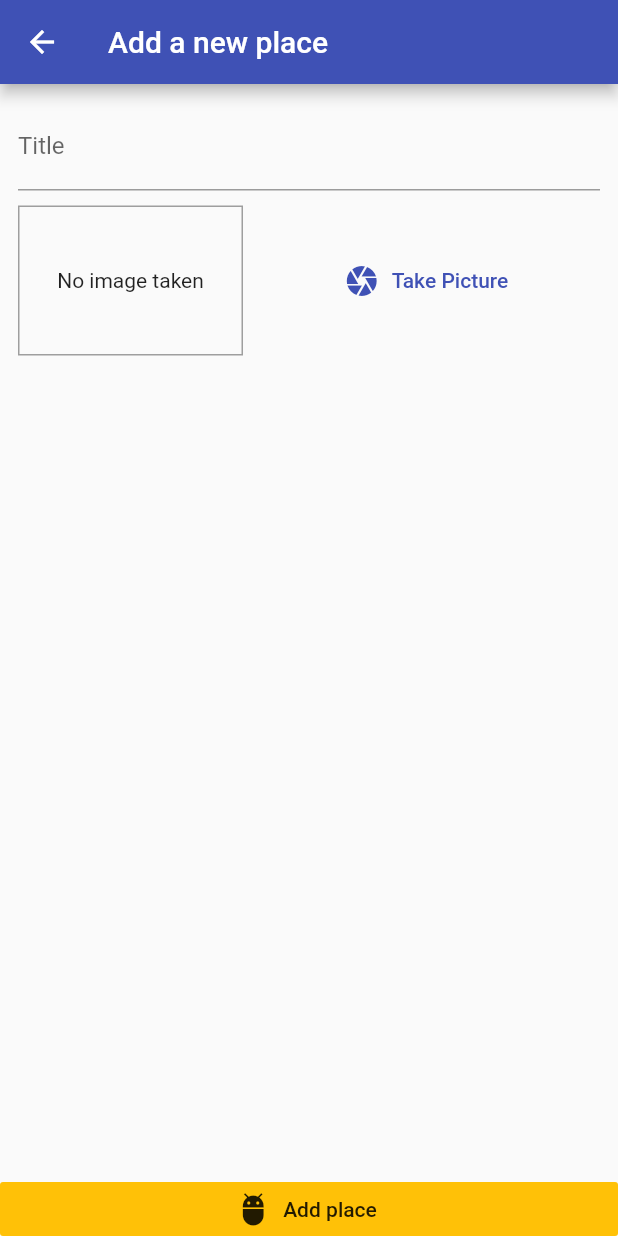
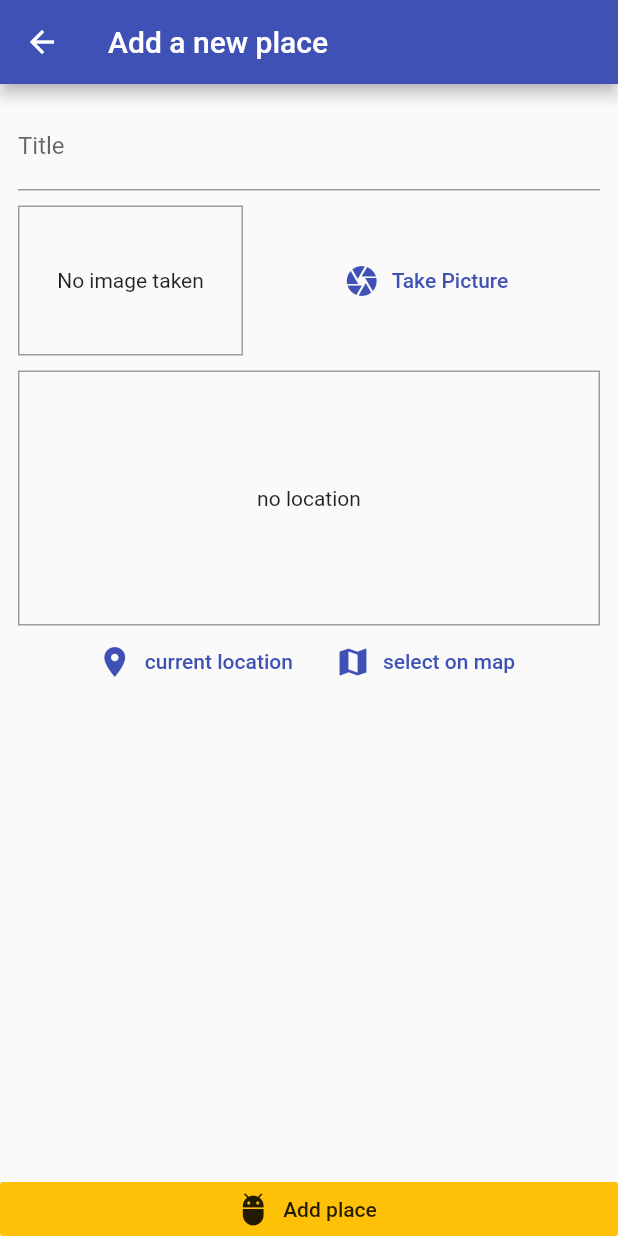
Before and after one commit to isaiasnas/features_flutter, a Flutter app: the screen it shows after launch, after a tap on the "add" icon, on a phone screen of 412 x 824 dp. Run offline on Flutter 3.47's test engine with Material 2 defaults, Android fonts, the phone set to English and light mode, and no system bars; our stand-ins replace google_maps_flutter, image_picker, location, sqflite; accounts and stored records are empty.

Commit message:
inclusão de funcionalidades map/geolocalização

```diff
--- /dev/null
+++ b/lib/helpers/db_helper.dart
@@ -0,0 +1,28 @@
+import 'package:sqflite/sqflite.dart' as sql;
+import 'package:path/path.dart' as path;
+
+class DbHelper {
+  static Future<sql.Database> dataBase() async {
+    final dbPath = await sql.getDatabasesPath();
+
+    return sql.openDatabase(path.join(dbPath, 'places.db'),
+        onCreate: (db, int version) {
+      return db.execute(
+          'CREATE TABLE user_places(id TEXT PRIMARY KEY,title TEXT,image TEXT, loc_lat REAL,loc_lng REAL, address TEXT)');
+    }, version: 1);
+  }
+
+  static Future<void> insert(String table, Map<String, Object> data) async {
+    var db = await DbHelper.dataBase();
+    db.insert(
+      table,
+      data,
+      conflictAlgorithm: sql.ConflictAlgorithm.replace,
+    );
+  }
+
+  static Future<List<Map<String, dynamic>>> getData(String table) async {
+    var db = await DbHelper.dataBase();
+    return db.query(table);
+  }
+}
--- a/lib/models/place.dart
+++ b/lib/models/place.dart
@@ -5,9 +5,9 @@ import 'package:flutter/foundation.dart';
 class PlaceLocation {
   final double latitude;
   final double longitude;
-  final double address;
+  final String address;
 
-  PlaceLocation({
+  const PlaceLocation({
     @required this.latitude,
     @required this.longitude,
     this.address,
--- a/lib/provider/greate_places.dart
+++ b/lib/provider/greate_places.dart
@@ -1,5 +1,7 @@
 import 'dart:io';
 
+import 'package:features_flutter/helpers/db_helper.dart';
+import 'package:features_flutter/helpers/location_help.dart';
 import 'package:features_flutter/models/place.dart';
 import 'package:flutter/foundation.dart';
 
@@ -7,17 +9,56 @@ class GreatPlaces with ChangeNotifier {
   List<Place> _item = [];
   List<Place> get items => [..._item];
 
-  void addPlace(
+  Future<void> addPlace(
     String title,
     File image,
-  ) {
+    PlaceLocation pikdedLocation,
+  ) async {
+    final address = await LocationHelper.getPlaceAddress(
+        pikdedLocation.latitude, pikdedLocation.longitude);
+    final updateLocation = PlaceLocation(
+        latitude: pikdedLocation.latitude,
+        longitude: pikdedLocation.longitude,
+        address: address);
+
     final newPlace = Place(
       id: DateTime.now().toString(),
       image: image,
       title: title,
-      location: null,
+      location: updateLocation,
     );
+
     _item.add(newPlace);
+
+    notifyListeners();
+    print(newPlace);
+
+    DbHelper.insert('user_places', {
+      'id': newPlace.id,
+      'title': newPlace.title,
+      'image': newPlace.image.path,
+      'loc_lat': newPlace.location.latitude,
+      'loc_lng': newPlace.location.longitude,
+      'address': newPlace.location.address,
+    });
+  }
+
+  Future<void> fechAndSetPlaces() async {
+    final dataList = await DbHelper.getData('user_places');
+    _item = dataList
+        .map(
+          (item) => Place(
+            id: item['id'],
+            title: item['title'],
+            image: File(item['image']),
+            location: PlaceLocation(
+              latitude: item['loc_lat'],
+              longitude: item['loc_lng'],
+              address: item['address'],
+            ),
+          ),
+        )
+        .toList();
     notifyListeners();
   }
 }
--- a/lib/screen/add_place_screen.dart
+++ b/lib/screen/add_place_screen.dart
@@ -1,7 +1,9 @@
 import 'dart:io';
 
+import 'package:features_flutter/models/place.dart';
 import 'package:features_flutter/provider/greate_places.dart';
 import 'package:features_flutter/widgets/image_input.dart';
+import 'package:features_flutter/widgets/location_input.dart';
 import 'package:flutter/material.dart';
 import 'package:provider/provider.dart';
 
@@ -14,18 +16,27 @@ class AddPlaceScreen extends StatefulWidget {
 class _AddPlaceScreenState extends State<AddPlaceScreen> {
   final _titleControler = TextEditingController();
   File _pickedImage;
+  PlaceLocation _pickedLocation;
+
   void _selectImage(File pickedImage) {
     _pickedImage = pickedImage;
   }
 
+  void _selectPlace(double lat, double lng) {
+    _pickedLocation = PlaceLocation(latitude: lat, longitude: lng);
+  }
+
   void _savePlace() {
-    if (_titleControler.text.isEmpty || _pickedImage == null) {
+    if (_titleControler.text.isEmpty ||
+        _pickedImage == null ||
+        _pickedLocation == null) {
       //show a dialog
       return;
     }
     Provider.of<GreatPlaces>(context, listen: false).addPlace(
       _titleControler.text,
       _pickedImage,
+      _pickedLocation,
     );
 
     Navigator.of(context).pop();
@@ -51,11 +62,11 @@ class _AddPlaceScreenState extends State<AddPlaceScreen> {
                       decoration: InputDecoration(labelText: 'Title'),
                       controller: _titleControler,
                     ),
-                    SizedBox(
-                      height: 10,
-                    ),
+                    SizedBox(height: 10),
                     Container(),
-                    ImageInput(_selectImage)
+                    ImageInput(_selectImage),
+                    SizedBox(height: 10),
+                    LocationInput(_selectPlace),
                   ],
                 ),
               ),
--- a/lib/screen/place_list_screen.dart
+++ b/lib/screen/place_list_screen.dart
@@ -18,7 +18,15 @@ class PlaceListScreen extends StatelessWidget {
           )
         ],
       ),
-      body: Consumer<GreatPlaces>(
+      body: FutureBuilder(
+        future:
+            Provider.of<GreatPlaces>(context, listen: false).fechAndSetPlaces(),
+        builder: (context, snapshot) => snapshot.connectionState ==
+                ConnectionState.waiting
+            ? Center(
+                child: CircularProgressIndicator(),
+              )
+            : Consumer<GreatPlaces>(
                 child: Center(
                   child: Text('start adding some!'),
                 ),
@@ -28,10 +36,13 @@ class PlaceListScreen extends StatelessWidget {
                         itemCount: value.items.length,
                         itemBuilder: (context, index) => ListTile(
                           leading: CircleAvatar(
-                    backgroundImage: FileImage(value.items[index].image),
+                            backgroundImage:
+                                FileImage(value.items[index].image),
                           ),
                           title: Text(value.items[index].title),
+                          subtitle: Text(value.items[index].location.address),
                           onTap: () {},
+                        ),
                       ),
               ),
       ),
--- /dev/null
+++ b/lib/widgets/location_input.dart
@@ -0,0 +1,106 @@
+import 'package:features_flutter/helpers/location_help.dart';
+import 'package:features_flutter/screen/map_screen.dart';
+import 'package:flutter/material.dart';
+import 'package:google_maps_flutter/google_maps_flutter.dart';
+import 'package:location/location.dart';
+
+class LocationInput extends StatefulWidget {
+  final Function onSelectPlace;
+
+  const LocationInput(this.onSelectPlace);
+
+  @override
+  _LocationInputState createState() => _LocationInputState();
+}
+
+class _LocationInputState extends State<LocationInput> {
+  String _prevImg;
+  void _showPreview(double lat, double lng) {
+    final staticImg = LocationHelper.generateLocationPreviewImage(
+      lon: lng,
+      lat: lat,
+    );
+    setState(() {
+      _prevImg = staticImg;
+    });
+  }
+
+  Future<void> _getCurrentUserLocation() async {
+    try {
+      final locData = await Location().getLocation();
+      _showPreview(locData.latitude, locData.longitude);
+      // final staticImg = LocationHelper.generateLocationPreviewImage(
+      //   lon: locData.longitude,
+      //   lat: locData.latitude,
+      // );
+      // setState(() {
+      //   _prevImg = staticImg;
+      // });
+
+      widget.onSelectPlace(locData.latitude, locData.longitude);
+    } catch (e) {}
+  }
+
+  Future<void> _selectOnMap() async {
+    final selectLocation = await Navigator.of(context).push<LatLng>(
+      MaterialPageRoute(
+        fullscreenDialog: true,
+        builder: (ctx) => MapScreen(
+          isSelecting: true,
+        ),
+      ),
+    );
+
+    if (selectLocation == null) return null;
+
+    _showPreview(selectLocation.latitude, selectLocation.longitude);
+
+    widget.onSelectPlace(selectLocation.latitude, selectLocation.longitude);
+  }
+
+  @override
+  Widget build(BuildContext context) {
+    return Column(
+      children: <Widget>[
+        Container(
+          height: 170,
+          width: double.infinity,
+          alignment: Alignment.center,
+          decoration: BoxDecoration(
+            border: Border.all(
+              width: 1,
+              color: Colors.grey,
+            ),
+          ),
+          child: _prevImg == null
+              ? Text(
+                  'no location',
+                  textAlign: TextAlign.center,
+                )
+              : Image.network(
+                  _prevImg,
+                  fit: BoxFit.cover,
+                  width: double.infinity,
+                ),
+        ),
+        Row(
+          mainAxisAlignment: MainAxisAlignment.center,
+          children: <Widget>[
+            FlatButton.icon(
+              onPressed: _getCurrentUserLocation,
+              icon: Icon(Icons.location_on),
+              label: Text('current location'),
+              textColor: Theme.of(context).primaryColor,
+            ),
+            FlatButton.icon(
+              onPressed: _selectOnMap,
+              icon: Icon(Icons.map),
+              label: Text('select on map'),
+              textColor: Theme.of(context).primaryColor,
+            ),
+          ],
+        )
+      ],
+    );
+  }
+}
--- a/pubspec.yaml
+++ b/pubspec.yaml
@@ -27,6 +27,10 @@ dependencies:
   image_picker: ^0.6.6+4
   path_provider: ^1.6.9
   path: ^1.6.4
+  sqflite: ^1.3.0+1
+  location: ^3.0.2
+  google_maps_flutter: ^0.5.28+1
+  http: ^0.12.1
 
 
   # The following adds the Cupertino Icons font to your application.
```
Also changed, not shown: lib/helpers/location_help.dart (added, +20 -0 lines), lib/screen/map_screen.dart (added, +64 -0 lines), pubspec.lock, 6 other files. Lines whose indentation alone changed are shown as unchanged.
